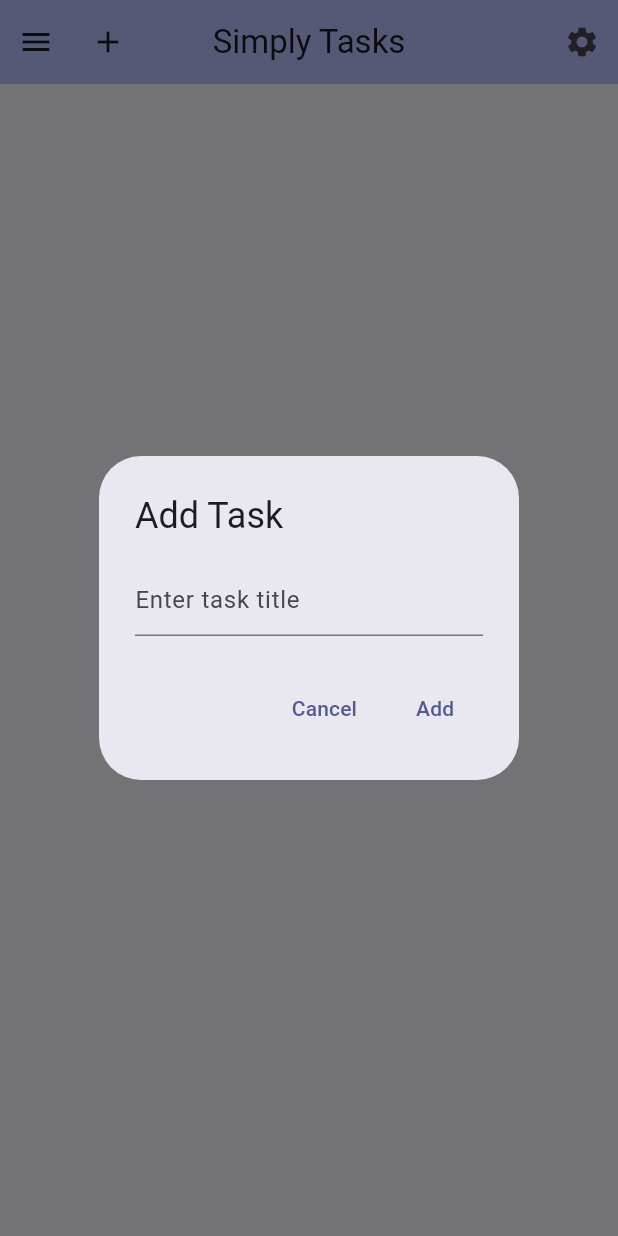
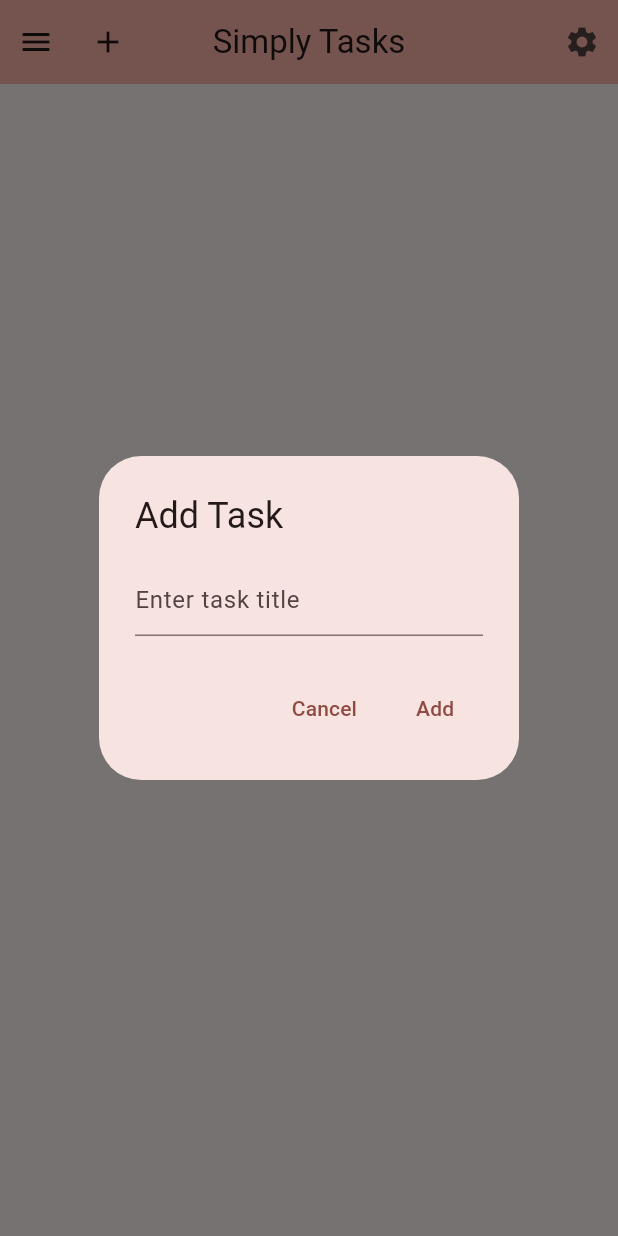
Before and after one commit to mangoyx/simply-tasks, a Flutter app: the screen it shows after launch, after a tap on the "add" icon, on a phone screen of 412 x 824 dp. Run offline on Flutter 3.47's test engine with Material 3 defaults, Android fonts, the phone set to English and light mode, and no system bars; our stand-ins replace shared_preferences.

Commit message:
fixed task key to use premanent id instead to fix rapid deleting resolving to a freeze, also added card like tasks for styling

```diff
--- a/lib/main.dart
+++ b/lib/main.dart
@@ -10,15 +10,32 @@ void main() {
 class MyApp extends StatelessWidget {
   const MyApp({super.key});
 
+  ThemeMode _getThemeMode() {
+    final hour = DateTime.now().hour;
+    if (hour >= 6 && hour < 18) {
+      return ThemeMode.light;
+    } else {
+      return ThemeMode.dark;
+    }
+  }
+
   @override
   Widget build(BuildContext context) {
     return MaterialApp(
       title: 'Simply Tasks',
       theme: ThemeData(
         colorScheme: ColorScheme.fromSeed(
-          seedColor: const Color.fromARGB(255, 4, 12, 58),
+          seedColor: Colors.red,
+          brightness: Brightness.light,
         ),
       ),
+      darkTheme: ThemeData(
+        colorScheme: ColorScheme.fromSeed(
+          seedColor: const Color.fromARGB(255, 5, 8, 20),
+          brightness: Brightness.dark,
+        ),
+      ),
+      themeMode: _getThemeMode(),
       home: const MyHomePage(title: 'Simply Tasks'),
     );
   }
@@ -124,7 +141,7 @@ void initState() {
         itemCount: tasks.length,
         itemBuilder: (context, index) {
           return Dismissible(
-            key: Key(tasks[index].title + index.toString()),
+            key: Key(tasks[index].id.toString()),
             direction: DismissDirection.endToStart,
             onDismissed: (direction) {
               setState(() {
@@ -133,13 +150,18 @@ void initState() {
               _saveTasks();
             },
             background: Container(
-              color: Colors.red,
+              color: const Color.fromARGB(255, 196, 82, 74),
               alignment: Alignment.centerRight,
               padding: const EdgeInsets.only(right: 20),
               child: const Icon (
                 Icons.keyboard_double_arrow_left,
                 color: Colors.white,
               ),
+            ),
+            child: Card(
+              margin: const EdgeInsets.symmetric(horizontal: 12, vertical: 4),
+              shape: RoundedRectangleBorder(
+                borderRadius: BorderRadius.circular(16),
               ),
               child: CheckboxListTile(
                 title: Text(tasks[index].title),
@@ -151,6 +173,7 @@ void initState() {
                   _saveTasks();
               },
             ),
+          ),
         );
       },
     ),
--- a/lib/task.dart
+++ b/lib/task.dart
@@ -1,16 +1,20 @@
 class Task {
   String title;
   bool isDone = false;
+  final int id;
 
-  Task(this.title);
+  Task(this.title) : id = DateTime.now().millisecondsSinceEpoch;
+
   Map<String, dynamic> toJson() {
     return {
       'title': title,
       'isDone': isDone,
+      'id': id,
     };
+  }
+
+  Task.fromJson(Map<String, dynamic> json)
+      : title = json['title'],
+        isDone = json['isDone'],
+        id = json['id'];
 }
-
-Task.fromJson(Map<String, dynamic> json)
-      : title = json['title'],
-        isDone = json['isDone'];
-}
```
Lines whose indentation alone changed are shown as unchanged.
